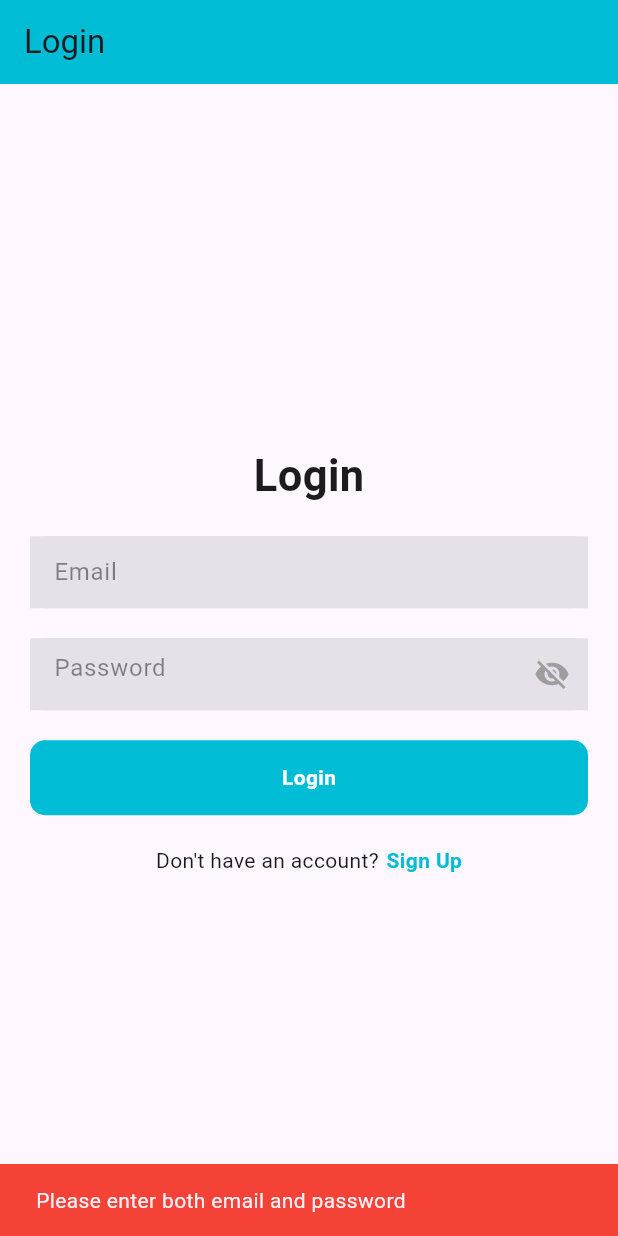
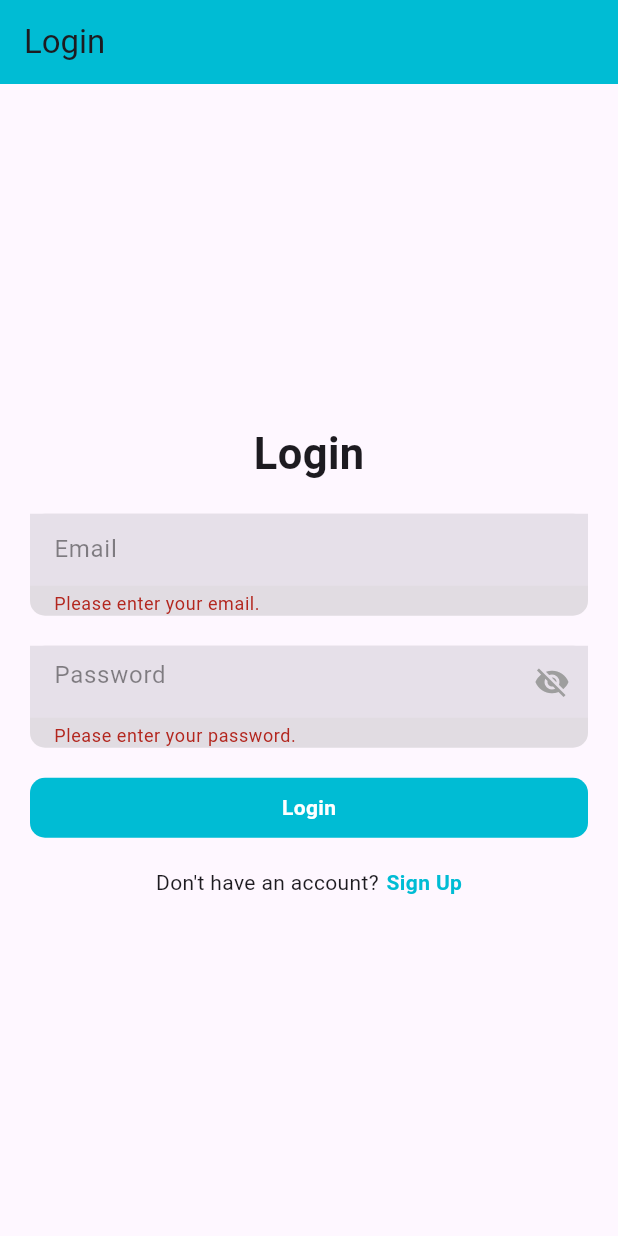
Before and after one commit to Marsill/Planning_App, a Flutter app: the screen it shows after launch, after a tap on "Login", on a phone screen of 412 x 824 dp. Run offline on Flutter 3.47's test engine with Material 3 defaults, Android fonts, the phone set to English and light mode, and no system bars; our stand-ins replace cloud_firestore, firebase_auth, firebase_core, table_calendar; accounts and stored records are empty.

Commit message:
Update login_page.dart

```diff
--- a/planningapp/lib/features/user_auth/present/pages/login_page.dart
+++ b/planningapp/lib/features/user_auth/present/pages/login_page.dart
@@ -1,9 +1,8 @@
 import 'package:firebase_auth/firebase_auth.dart';
 import 'package:flutter/material.dart';
-import 'package:planningapp/features/user_auth/present/pages/calendar_page.dart';
-import 'package:planningapp/features/user_auth/present/pages/notes_page.dart';
 import 'package:planningapp/features/user_auth/present/pages/signup_page.dart';
 import 'package:planningapp/features/user_auth/present/widget/contain_form.dart';
+import 'package:planningapp/features/user_auth/present/pages/home_page.dart';
 
 class LoginPage extends StatefulWidget {
   const LoginPage({super.key});
@@ -15,6 +14,9 @@ class LoginPage extends StatefulWidget {
 class _LoginPageState extends State<LoginPage> {
   final TextEditingController _emailController = TextEditingController();
   final TextEditingController _passwordController = TextEditingController();
+  final GlobalKey<FormState> _formKey = GlobalKey<FormState>();
+
+  bool _isLoading = false;
 
   @override
   void dispose() {
@@ -24,82 +26,113 @@ class _LoginPageState extends State<LoginPage> {
   }
 
   void _login() async {
-    String email = _emailController.text.trim();
-    String password = _passwordController.text.trim();
-
-    if (email.isEmpty || password.isEmpty) {
-      _showErrorSnackbar("Please enter both email and password");
-      return;
-    }
+    if (_formKey.currentState?.validate() ?? false) {
+      setState(() {
+        _isLoading = true;
+      });
 
       try {
-      UserCredential userCredential = await FirebaseAuth.instance
-          .signInWithEmailAndPassword(email: email, password: password);
+        UserCredential userCredential = await FirebaseAuth.instance.signInWithEmailAndPassword(
+          email: _emailController.text.trim(),
+          password: _passwordController.text.trim(),
+        );
 
         if (userCredential.user != null) {
+          ScaffoldMessenger.of(context).showSnackBar(
+            SnackBar(content: Text("Login successful!")),
+          );
           Navigator.pushReplacement(
             context,
-          MaterialPageRoute(builder: (context) => NotesPage()),
+            MaterialPageRoute(builder: (context) => HomePage()),
           );
         }
+      } on FirebaseAuthException catch (e) {
+        String errorMessage;
+        if (e.code == 'user-not-found') {
+          errorMessage = 'No user found with this email.';
+        } else if (e.code == 'wrong-password') {
+          errorMessage = 'Incorrect password.';
+        } else {
+          errorMessage = 'The user need to signup.';
+        }
+        ScaffoldMessenger.of(context).showSnackBar(
+          SnackBar(content: Text(errorMessage)),
+        );
       } catch (e) {
-      _showErrorSnackbar("Error occurred during login: $e");
+        ScaffoldMessenger.of(context).showSnackBar(
+          SnackBar(content: Text("An error occurred. Please try again.")),
+        );
+      } finally {
+        setState(() {
+          _isLoading = false;
+        });
       }
     }
-
-  void _showErrorSnackbar(String message) {
-    ScaffoldMessenger.of(context).showSnackBar(
-      SnackBar(
-        content: Text(message),
-        backgroundColor: Colors.red,
-      ),
-    );
   }
 
   @override
   Widget build(BuildContext context) {
     return Scaffold(
       appBar: AppBar(
-        title: const Text("Login"),
+        title: Text("Login"),
         backgroundColor: Colors.cyan,
       ),
       body: Center(
         child: Padding(
           padding: const EdgeInsets.symmetric(horizontal: 20),
           child: SingleChildScrollView(
+            child: Form(
+              key: _formKey,
               child: Column(
                 mainAxisAlignment: MainAxisAlignment.center,
                 children: [
-                const Text(
+                  Text(
                     "Login",
-                  style: TextStyle(
-                    fontSize: 29,
-                    fontWeight: FontWeight.bold,
+                    style: TextStyle(fontSize: 29, fontWeight: FontWeight.bold),
                   ),
-                ),
-                const SizedBox(height: 20),
+                  SizedBox(height: 20),
                   FormContainer(
                     controller: _emailController,
                     hintText: "Email",
                     isPasswordField: false,
+                    validator: (value) {
+                      if (value == null || value.isEmpty) {
+                        return "Please enter your email.";
+                      }
+                      if (!RegExp(r'^[^@]+@[^@]+\.[^@]+').hasMatch(value)) {
+                        return "Please enter a valid email.";
+                      }
+                      return null;
+                    },
                   ),
-                const SizedBox(height: 20),
+                  SizedBox(height: 20),
                   FormContainer(
                     controller: _passwordController,
                     hintText: "Password",
                     isPasswordField: true,
+                    validator: (value) {
+                      if (value == null || value.isEmpty) {
+                        return "Please enter your password.";
+                      }
+                      if (value.length < 6) {
+                        return "Password must be at least 6 characters long.";
+                      }
+                      return null;
+                    },
                   ),
-                const SizedBox(height: 20),
-                GestureDetector(
+                  SizedBox(height: 20),
+                  _isLoading
+                      ? CircularProgressIndicator()
+                      : GestureDetector(
                           onTap: _login,
                           child: Container(
                             width: double.infinity,
-                    height: 50,
+                            height: 40,
                             decoration: BoxDecoration(
                               color: Colors.cyan,
                               borderRadius: BorderRadius.circular(10),
                             ),
-                    child: const Center(
+                            child: Center(
                               child: Text(
                                 "Login",
                                 style: TextStyle(
@@ -110,27 +143,23 @@ class _LoginPageState extends State<LoginPage> {
                             ),
                           ),
                         ),
-                const SizedBox(height: 20),
+                  SizedBox(height: 20),
                   Row(
                     mainAxisAlignment: MainAxisAlignment.center,
                     children: [
-                    const Text("Don't have an account?"),
-                    const SizedBox(width: 5),
+                      Text("Don't have an account?"),
+                      SizedBox(width: 5),
                       GestureDetector(
                         onTap: () {
                           Navigator.pushAndRemoveUntil(
                             context,
-                          MaterialPageRoute(
-                              builder: (context) => const SignupPage()),
+                            MaterialPageRoute(builder: (context) => SignupPage()),
                             (route) => false,
                           );
                         },
-                      child: const Text(
+                        child: Text(
                           "Sign Up",
-                        style: TextStyle(
-                          color: Colors.cyan,
-                          fontWeight: FontWeight.bold,
-                        ),
+                          style: TextStyle(color: Colors.cyan, fontWeight: FontWeight.bold),
                         ),
                       ),
                     ],
@@ -140,6 +169,7 @@ class _LoginPageState extends State<LoginPage> {
             ),
           ),
         ),
+      ),
     );
   }
 }
```
Lines whose indentation alone changed are shown as unchanged.
